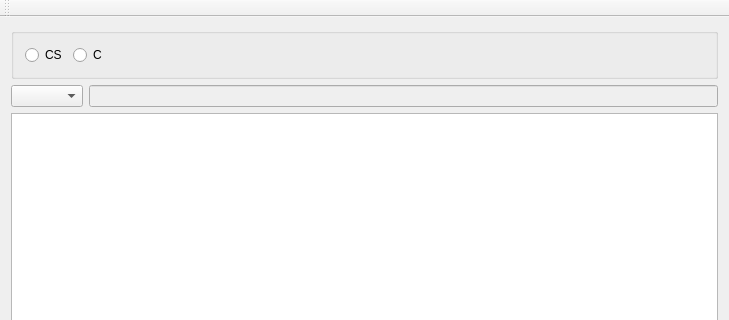
Qt form LetsRockTryAgain/mainmenu.ui (Chris951306/VK1Group10) before a commit; both pictures show x 0 to 729 and y 0 to 320 of the 729 by 481 pixel window.
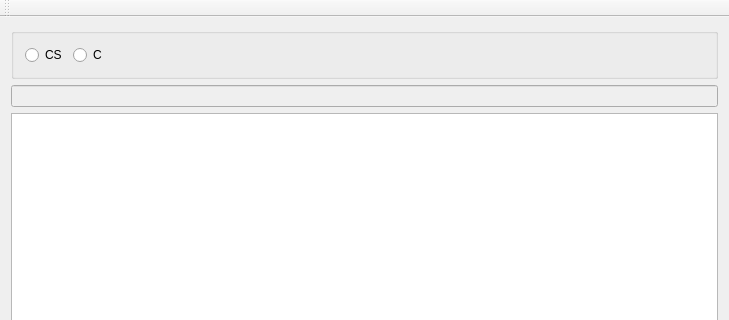
The same form after that commit.

Commit message: Search works and display is more pretty

Diff of the .ui file:
```diff
--- a/LetsRockTryAgain/mainmenu.ui
+++ b/LetsRockTryAgain/mainmenu.ui
@@ -52,24 +52,6 @@
      </widget>
     </item>
     <item>
-     <layout class="QHBoxLayout" name="search">
-      <item>
-       <widget class="QComboBox" name="searchSelect">
-        <property name="sizePolicy">
-         <sizepolicy hsizetype="Fixed" vsizetype="Fixed">
-          <horstretch>0</horstretch>
-          <verstretch>0</verstretch>
-         </sizepolicy>
-        </property>
-        <property name="sizeIncrement">
-         <size>
-          <width>0</width>
-          <height>0</height>
-         </size>
-        </property>
-       </widget>
-      </item>
-      <item>
        <widget class="QLineEdit" name="searchDatabase">
         <property name="enabled">
          <bool>false</bool>
@@ -82,8 +64,6 @@
         </property>
        </widget>
       </item>
-     </layout>
-    </item>
     <item>
      <widget class="QTableWidget" name="tableWidget">
       <property name="sortingEnabled">
```
Left out of the diff: 3 changed lines with no effect on the pictures. Lines whose indentation alone changed are shown as unchanged. The commit also changes 6 other files.
